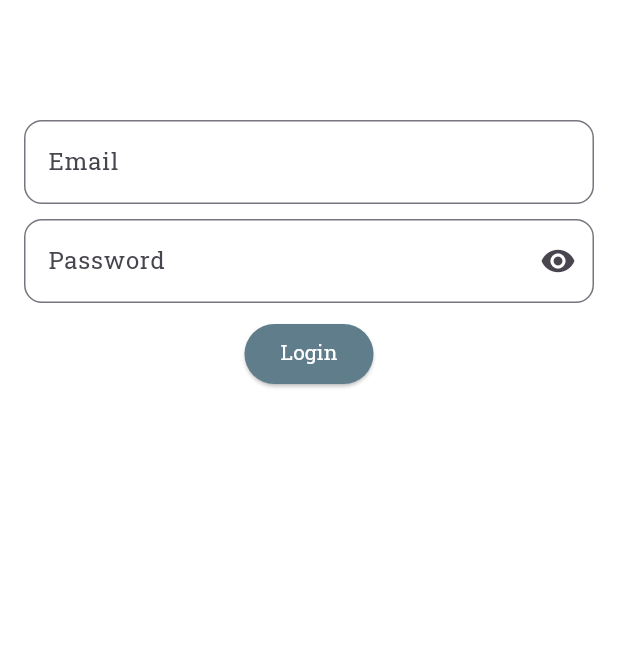
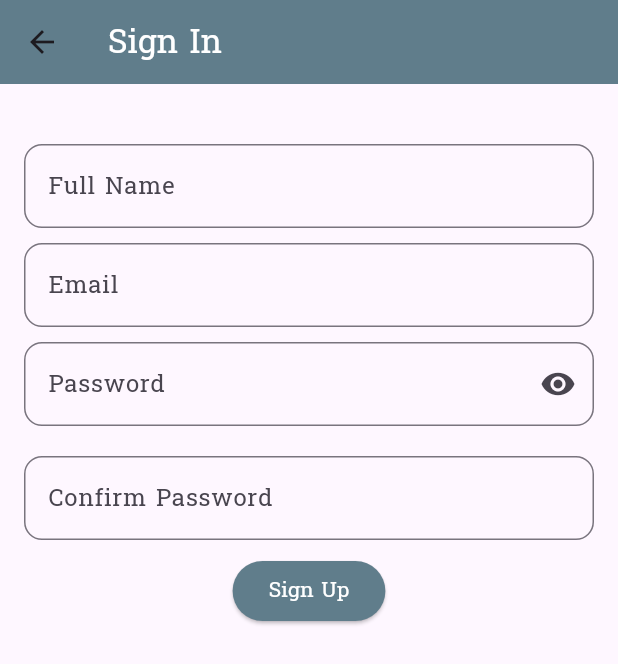
Before and after one commit to hageromar00/shopping_app, a Flutter app: the screen it shows after launch, after a tap on "Sign Up", on a phone screen of 412 x 824 dp. Shown: the top 664 px of the screen. Run offline on Flutter 3.47's test engine with Material 3 defaults, Android fonts, the phone set to English and light mode, and no system bars; our stand-ins replace go_router; network calls fail.

Commit message:
add sign in and sign up and shopping home

```diff
--- a/lib/presentation_layer/home_views.dart
+++ b/lib/presentation_layer/home_views.dart
@@ -1,5 +1,9 @@
 import 'package:flutter/material.dart';
 import 'package:shopping_app/presentation_layer/screens/sign_in.dart';
+import 'package:shopping_app/presentation_layer/screens/sign_up.dart';
+import 'package:shopping_app/presentation_layer/screens/widget_home/custom_button.dart';
+import 'package:shopping_app/presentation_layer/screens/widget_home/custom_image.dart';
+import 'package:shopping_app/presentation_layer/screens/widget_home/custom_text.dart';
 
 class HomeViews extends StatelessWidget {
   const HomeViews({super.key});
@@ -13,7 +17,7 @@ class HomeViews extends StatelessWidget {
           style: TextStyle(color: Colors.white),
         ),
         centerTitle: true,
-        backgroundColor: Colors.deepPurple,
+        backgroundColor: Colors.blueGrey,
       ),
       body: SafeArea(
         child: Center(
@@ -22,59 +26,25 @@ class HomeViews extends StatelessWidget {
             child: Column(
               mainAxisSize: MainAxisSize.min,
               children: [
-                Row(
-                  //  mainAxisAlignment: MainAxisAlignment.center,
-                  children: [
-                    Image.asset(
-                      'assets/images/welcome.png',
-                      width: 170,
-                      height: 110,
-                      fit: BoxFit.cover,
-                    ),
-                    const SizedBox(width: 12),
-                    Image.network(
-                      'https://i.postimg.cc/D0ZnkWDb/undraw-shopping-app-b80f.png',
-                      width: 110,
-                      height: 110,
-                      fit: BoxFit.cover,
-                    ),
-                  ],
-                ),
+                CustomImage(),
                 const SizedBox(height: 20),
-                const Text(
-                  'Welcome to Our Shop',
-                  textAlign: TextAlign.center,
-                  style: TextStyle(
-                    fontSize: 22,
-                    fontWeight: FontWeight.bold,
-                    color: Colors.deepPurple,
-                  ),
-                ),
+                CustomText(),
                 const SizedBox(height: 28),
-                SizedBox(
-                  width: double.infinity,
-                  child: ElevatedButton(
+                CustomButton(
                   onPressed: () {
                     Navigator.push(
                       context,
                       MaterialPageRoute(
                         builder: (context) {
-                            return SignInViews();
+                          return SignUpViews();
                         },
                       ),
                     );
-                      // GoRouter.of(context).push(AppRouter.ksignup);
                   },
-                    child: const Padding(
-                      padding: EdgeInsets.symmetric(vertical: 12),
-                      child: Text('Sign Up', style: TextStyle(fontSize: 16)),
+                  text: 'Sign Up',
                 ),
-                  ),
-                ),
-                const SizedBox(height: 12),
-                SizedBox(
-                  width: double.infinity,
-                  child: OutlinedButton(
+                const SizedBox(height: 10),
+                CustomButton(
                   onPressed: () {
                     Navigator.push(
                       context,
@@ -85,12 +55,9 @@ class HomeViews extends StatelessWidget {
                       ),
                     );
                   },
-                    child: const Padding(
-                      padding: EdgeInsets.symmetric(vertical: 12),
-                      child: Text('Sign In', style: TextStyle(fontSize: 16)),
+                  text: 'Sign In',
                 ),
-                  ),
-                ),
+                const SizedBox(height: 12),
               ],
             ),
           ),
--- a/lib/presentation_layer/screens/sign_in.dart
+++ b/lib/presentation_layer/screens/sign_in.dart
@@ -1,44 +1,17 @@
 import 'package:flutter/material.dart';
-import 'package:shopping_app/presentation_layer/screens/widgets/custom_button.dart';
-import 'package:shopping_app/presentation_layer/screens/widgets/custom_password.dart';
-import 'package:shopping_app/presentation_layer/screens/widgets/custom_text_field.dart';
+import 'package:shopping_app/presentation_layer/screens/sign_in_body.dart';
 
 class SignInViews extends StatelessWidget {
-   SignInViews({super.key});
-    String email = '', password = '';
-
-  final GlobalKey<FormState> formkey = GlobalKey();
+  const SignInViews({super.key});
 
   @override
   Widget build(BuildContext context) {
-     return Form(
-      key: formkey,
-      child: Column(
-        children: [
-          CustomTextField(
-            onchang: (value) {
-              email = value;
-            },
-          ),
-          CustomFieldPassword(
-            onchang: (value) {
-              password = value;
-            },
-          ),
-          CustomButton(
-            onPressed: () {
-              if (formkey.currentState!.validate()) {
-                formkey.currentState!.save();
-                ScaffoldMessenger.of(
-                  context,
-                ).showSnackBar(SnackBar(content: Text('ok')));
-                // mydiolog(); must statefullwidget
-              }
-              print(email);
-            },
-          ),
-        ],
+    return Scaffold(
+      appBar: AppBar(
+        title: Text('Sign In', style: TextStyle(color: Colors.white)),
+        backgroundColor: Colors.blueGrey,
       ),
+      body: SignInViewsBody(),
     );
   }
 }
--- a/lib/presentation_layer/screens/sign_up.dart
+++ b/lib/presentation_layer/screens/sign_up.dart
@@ -1,10 +1,18 @@
 import 'package:flutter/material.dart';
+import 'package:shopping_app/presentation_layer/screens/sign_up_body.dart';
 
 class SignUpViews extends StatelessWidget {
   const SignUpViews({super.key});
 
   @override
   Widget build(BuildContext context) {
-    return const Placeholder();
+    return  Scaffold(
+      appBar: AppBar(
+        title: Text('Sign In', style: TextStyle(color: Colors.white)),
+        backgroundColor: Colors.blueGrey,
+      ),
+      body: SignUpBody(),
+    );
+
   }
 }
--- /dev/null
+++ b/lib/presentation_layer/screens/sign_up_body.dart
@@ -0,0 +1,92 @@
+import 'package:flutter/material.dart';
+import 'package:shopping_app/presentation_layer/screens/shopping_home.dart';
+import 'package:shopping_app/presentation_layer/screens/widgets/custom_button.dart';
+import 'package:shopping_app/presentation_layer/screens/widgets/custom_confirm_pass.dart';
+import 'package:shopping_app/presentation_layer/screens/widgets/custom_password.dart';
+import 'package:shopping_app/presentation_layer/screens/widgets/custom_text_field.dart';
+
+class SignUpBody extends StatefulWidget {
+  const SignUpBody({super.key});
+
+  @override
+  State<SignUpBody> createState() => _SignUpBodyState();
+}
+
+class _SignUpBodyState extends State<SignUpBody> {
+  String email = '', password = '';
+
+  final GlobalKey<FormState> formkey = GlobalKey();
+  final _nameCtrl = TextEditingController();
+  final passctrl = TextEditingController();
+  final confctrl = TextEditingController();
+
+  @override
+  Widget build(BuildContext context) {
+    return Form(
+      key: formkey,
+      child: Column(
+        children: [
+          CustomName(controller: _nameCtrl),
+          CustomTextField(
+            onchang: (value) {
+              email = value;
+            },
+          ),
+          CustomFieldPassword(
+            controller: passctrl,
+            onchang: (value) {
+              password = value;
+            },
+          ),
+          CustomConfirmPass(controller: confctrl, passController: passctrl),
+          CustomButton(
+            text: 'Sign Up',
+            onPressed: () {
+              if (formkey.currentState!.validate()) {
+                formkey.currentState!.save();
+                // ScaffoldMessenger.of(
+                //   context,
+                // ).showSnackBar(SnackBar(content: Text('ok')));
+                mydialog();
+              }
+              // print(email);
+            },
+          ),
+        ],
+      ),
+    );
+  }
+
+  Future<void> mydialog() async {
+    return showDialog<void>(
+      context: context,
+      barrierDismissible: false, // user must tap button!
+      builder: (BuildContext context) {
+        return AlertDialog(
+          title: const Text('ccount created successfully'),
+          content: const SingleChildScrollView(),
+          actions: <Widget>[
+            TextButton(
+              child: const Text('Close'),
+              onPressed: () {
+                Navigator.of(context).pop();
+                 Navigator.of(context).pushReplacement(
+                PageRouteBuilder(
+                  pageBuilder: (context, animation, secondaryAnimation) => ShoppingHomePage(), // لازم تعرف الصفحة الجديدة
+                  transitionsBuilder: (context, animation, secondaryAnimation, child) {
+                    return FadeTransition(
+                      opacity: animation,
+                      child: child,
+                    );
+                  },
+                  transitionDuration: const Duration(milliseconds: 700),
+                ),
+              );
+              },
+            ),
+          ],
+        );
+      },
+    );
+  }
+}
--- /dev/null
+++ b/lib/presentation_layer/screens/widget_home/custom_button.dart
@@ -0,0 +1,24 @@
+import 'package:flutter/material.dart';
+
+class CustomButton extends StatelessWidget {
+  const CustomButton({super.key, required this.onPressed, required this.text});
+  final Function()? onPressed;
+  final String text;
+  @override
+  Widget build(BuildContext context) {
+    return SizedBox(
+      width: double.infinity,
+      child: ElevatedButton(
+        onPressed: onPressed,
+        style: ElevatedButton.styleFrom(backgroundColor: Colors.blueGrey),
+        child: Padding(
+          padding: EdgeInsets.symmetric(vertical: 12),
+          child: Text(
+            text,
+            style: TextStyle(fontSize: 16, color: Colors.white),
+          ),
+        ),
+      ),
+    );
+  }
+}
--- /dev/null
+++ b/lib/presentation_layer/screens/widget_home/custom_image.dart
@@ -0,0 +1,27 @@
+import 'package:flutter/material.dart';
+
+class CustomImage extends StatelessWidget {
+  const CustomImage({super.key});
+
+  @override
+  Widget build(BuildContext context) {
+    return Row(
+      //  mainAxisAlignment: MainAxisAlignment.center,
+      children: [
+        Image.asset(
+          'assets/images/welcome.png',
+          width: 170,
+          height: 110,
+          fit: BoxFit.cover,
+        ),
+        const SizedBox(width: 12),
+        Image.network(
+          'https://i.postimg.cc/D0ZnkWDb/undraw-shopping-app-b80f.png',
+          width: 110,
+          height: 110,
+          fit: BoxFit.cover,
+        ),
+      ],
+    );
+  }
+}
--- /dev/null
+++ b/lib/presentation_layer/screens/widget_home/custom_text.dart
@@ -0,0 +1,18 @@
+import 'package:flutter/material.dart';
+
+class CustomText extends StatelessWidget {
+  const CustomText({super.key});
+
+  @override
+  Widget build(BuildContext context) {
+    return const Text(
+      'Welcome to Our Shop',
+      textAlign: TextAlign.center,
+      style: TextStyle(
+        fontSize: 22,
+        fontWeight: FontWeight.bold,
+        color: Colors.blueGrey,
+      ),
+    );
+  }
+}
--- a/lib/presentation_layer/screens/widgets/custom_button.dart
+++ b/lib/presentation_layer/screens/widgets/custom_button.dart
@@ -1,15 +1,16 @@
 import 'package:flutter/material.dart';
 
 class CustomButton extends StatelessWidget {
-  const CustomButton({super.key,required this.onPressed});
+  const CustomButton({super.key, required this.onPressed,required this.text});
   final Function()? onPressed;
+  final String text;
 
   @override
   Widget build(BuildContext context) {
     return ElevatedButton(
       onPressed: onPressed,
       style: ElevatedButton.styleFrom(backgroundColor: Colors.blueGrey),
-      child: Text('Login', style: TextStyle(color: Colors.white)),
+      child: Text(text, style: TextStyle(color: Colors.white)),
     );
   }
 }
--- /dev/null
+++ b/lib/presentation_layer/screens/widgets/custom_confirm_pass.dart
@@ -0,0 +1,26 @@
+import 'package:flutter/material.dart';
+
+class CustomConfirmPass extends StatelessWidget {
+  const CustomConfirmPass({super.key,required this.controller,required this.passController});
+  // final TextEditingController? controller;
+  final TextEditingController? controller, passController;
+
+  @override
+  Widget build(BuildContext context) {
+    return Padding(
+      padding: const EdgeInsets.only(right: 16, left: 16, top: 10, bottom: 10),
+      child: TextFormField(
+        controller: controller,
+        obscureText: true,
+        decoration: InputDecoration(
+          labelText: 'Confirm Password',
+          border: OutlineInputBorder(borderRadius: BorderRadius.circular(12)),
+        ),
+        validator: (v) {
+          if (v != passController!.text) return 'Passwords do not match';
+          return null;
+        },
+      ),
+    );
+  }
+}
--- a/lib/presentation_layer/screens/widgets/custom_password.dart
+++ b/lib/presentation_layer/screens/widgets/custom_password.dart
@@ -1,8 +1,9 @@
 import 'package:flutter/material.dart';
 
 class CustomFieldPassword extends StatefulWidget {
-  const CustomFieldPassword({super.key, required this.onchang});
+  const CustomFieldPassword({super.key, required this.onchang, this.controller});
   final Function(String) onchang;
+final  TextEditingController? controller;
 
   @override
   State<CustomFieldPassword> createState() => _CustomFieldPasswordState();
@@ -10,15 +11,20 @@ class CustomFieldPassword extends StatefulWidget {
 
 class _CustomFieldPasswordState extends State<CustomFieldPassword> {
   bool obscureText = true;
+
   @override
   Widget build(BuildContext context) {
     return Padding(
       padding: const EdgeInsets.only(right: 16, left: 16, bottom: 10),
       child: TextFormField(
+        controller:widget.controller ,
         obscureText: obscureText,
         validator: (value) {
           if (value!.isEmpty) {
             return 'Field is required';
+          }
+          else if(value.length<6){
+            return 'At least 6 characters';
           }
         },
         onChanged: widget.onchang,
--- a/lib/presentation_layer/screens/widgets/custom_text_field.dart
+++ b/lib/presentation_layer/screens/widgets/custom_text_field.dart
@@ -1,20 +1,22 @@
 import 'package:flutter/material.dart';
 
 class CustomTextField extends StatelessWidget {
-  const CustomTextField({super.key,required this.onchang});
- final Function(String) onchang;
+  const CustomTextField({super.key, required this.onchang});
+  final Function(String) onchang;
 
   @override
   Widget build(BuildContext context) {
     return Padding(
-      padding: const EdgeInsets.only(right: 16, left: 16, top: 80, bottom: 10),
+      padding: const EdgeInsets.only(right: 16, left: 16, top: 10, bottom: 10),
       child: TextFormField(
         validator: (value) {
           if (value!.isEmpty) {
             return 'Field is required';
+          } else if (!value.contains('@')) {
+            return 'Must include @';
           }
         },
-      onChanged: onchang,
+        onChanged: onchang,
         decoration: InputDecoration(
           label: Text('Email'),
           border: OutlineInputBorder(borderRadius: BorderRadius.circular(12)),
@@ -23,3 +25,36 @@ class CustomTextField extends StatelessWidget {
     );
   }
 }
+
+class CustomName extends StatelessWidget {
+  const CustomName({super.key, required this.controller});
+  final TextEditingController? controller;
+
+  @override
+  Widget build(BuildContext context) {
+    return Padding(
+      padding: const EdgeInsets.only(right: 16, left: 16, top: 40),
+      child: TextFormField(
+        controller: controller,
+        textCapitalization: TextCapitalization.words,
+        decoration: InputDecoration(
+          labelText: 'Full Name',
+          border: OutlineInputBorder(borderRadius: BorderRadius.circular(12)),
+        ),
+        validator: (v) {
+          final val = v ?? '';
+          if (val.isEmpty) return 'Enter your name';
+          if (!_firstLetterUppercase(val)) {
+            return 'First letter must be uppercase';
+          }
+        },
+      ),
+    );
+  }
+
+  bool _firstLetterUppercase(String value) {
+    if (value.isEmpty) return false;
+    final first = value.characters.first;
+    return first == first.toUpperCase();
+  }
+}
```
Also changed, not shown: lib/presentation_layer/screens/shopping_home.dart (added, +47 -0 lines), lib/presentation_layer/screens/sign_in_body.dart (added, +81 -0 lines), lib/presentation_layer/screens/widgets/grid_page.dart (added, +87 -0 lines), lib/presentation_layer/screens/widgets/list_page.dart (added, +96 -0 lines), lib/presentation_layer/screens/widgets/page_views.dart (added, +32 -0 lines). Lines whose indentation alone changed are shown as unchanged.
